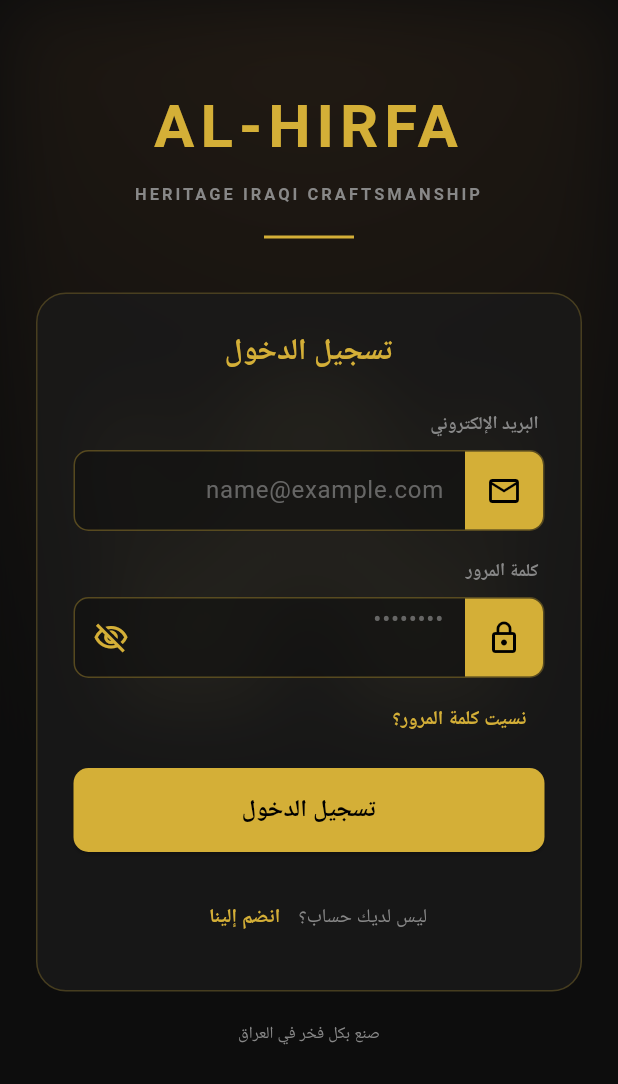
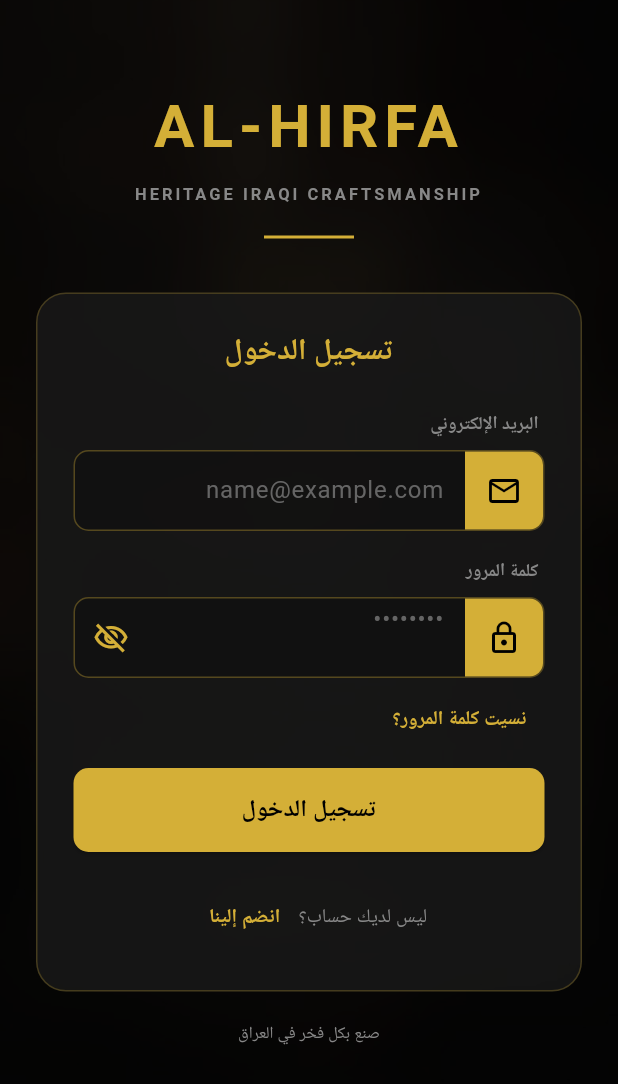
Before and after one commit to btar457/AL_HIRFA, a Flutter app: the LoginScreen screen opened directly, on a phone screen of 412 x 824 dp. Shown: the top 1084 px of the screen. Run offline on Flutter 3.47's test engine with Material 3 defaults, Android fonts, the phone set to English and light mode, and no system bars; our stand-ins replace google_fonts; Roboto replaces fonts that are missing (Cairo).

Commit message:
إضافة خلفية login_bg.jpg الحقيقية واستخدامها بدل التمثيل الزخرفي
الصورة المرسلة (screen_08_login.png) كانت لقطة شاشة كاملة للتصميم تحتوي الشعار والبطاقة وزر تسجيل الدخول والنصوص مباشة في البكسلات، وليست خلفية نظيفة. استخدامها كما هي خلف الودجتس الحقيقية كان سيُظهر شعاراً وبطاقة وزراً مكررة بشكل مشوّه.

لذلك: استخرجت خلفية نظيفة من نفس الصورة عبر:
- استنساخ (clone-stamp) منطقة زر الدخول الذهبي الصلب ومنطقة الشعار/الشعار الفرعي من نسيج مجاور ضمن نفس الصورة لإزالة الكتلة اللونية الصلبة والنص المطبوع
- تطبيق طمس Gaussian قوي (radius 22) لإذابة أي نص متبقٍ (تسميات الحقول، الروابط، الأيقونات) في نسيج ناعم

النتيجة محفوظة في assets/images/login_bg.jpg، مُضافة إلى pubspec.yaml ضمن flutter/assets، ومُستخدمة الآن في login_screen.dart عبر Image.asset (BoxFit.cover) مع طبقة سوداء overlay بشفافية 0.7 كما طُلب، بدل التدرج والأيقونة الزخرفية المؤقتة السابقة.

Co-Authored-By: Claude Sonnet 5 <noreply@anthropic.com>
Claude-Session: https://claude.ai/code/session_01FCDWfnfAF6vDU23EdbefGp

```diff
--- a/lib/screens/auth/login_screen.dart
+++ b/lib/screens/auth/login_screen.dart
@@ -1,4 +1,3 @@
-import 'dart:ui';
 import 'package:flutter/material.dart';
 import '../../core/constants/colors.dart';
 
@@ -67,20 +66,12 @@ class _LoginScreenState extends State<LoginScreen> {
         backgroundColor: AppColors.background,
         body: Stack(
           children: [
-            // خلفية ضبابية داكنة ترمز لأجواء الحرفي العراقي (لا يوجد أصل صورة حقيقي بعد، تمثيل زخرفي مؤقت)
+            // خلفية الحرفي العراقي الضبابية الداكنة
             Positioned.fill(
-              child: Opacity(
-                opacity: 0.22,
-                child: ImageFiltered(
-                  imageFilter: ImageFilter.blur(sigmaX: 25, sigmaY: 25),
-                  child: Container(
-                    decoration: const BoxDecoration(
-                      gradient: RadialGradient(center: Alignment.topCenter, radius: 1.3, colors: [Color(0xFF6B4A2A), AppColors.background]),
-                    ),
-                    child: const Center(child: Icon(Icons.mosque, size: 280, color: AppColors.goldLight)),
-                  ),
-                ),
-              ),
+              child: Image.asset('assets/images/login_bg.jpg', fit: BoxFit.cover),
+            ),
+            Positioned.fill(
+              child: Container(color: Colors.black.withOpacity(0.7)),
             ),
             SafeArea(
               child: SingleChildScrollView(
--- a/pubspec.yaml
+++ b/pubspec.yaml
@@ -20,3 +20,5 @@ dev_dependencies:
 
 flutter:
   uses-material-design: true
+  assets:
+    - assets/images/login_bg.jpg
```
Also changed, not shown: assets/images/login_bg.jpg (added).
